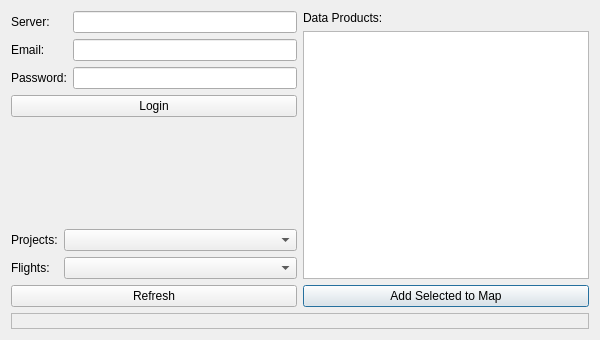
First picture: the form in d2s_browser_dialog_base.ui, repository gdslab/d2spy-qgis-plugin, before the edit.
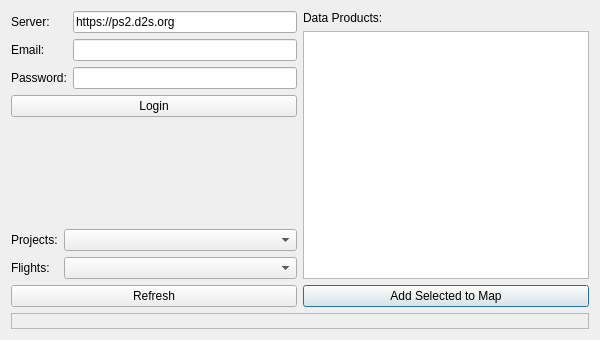
Second picture: the form after the edit.

Commit message: initialize server input with main d2s server

What changed in the file:
```diff
--- a/d2s_browser_dialog_base.ui
+++ b/d2s_browser_dialog_base.ui
@@ -51,7 +51,7 @@
         <item row="0" column="1">
          <widget class="QLineEdit" name="serverLineEdit">
           <property name="text">
-           <string/>
+           <string>https://ps2.d2s.org</string>
           </property>
          </widget>
         </item>
```
The commit also changes 1 other file.
